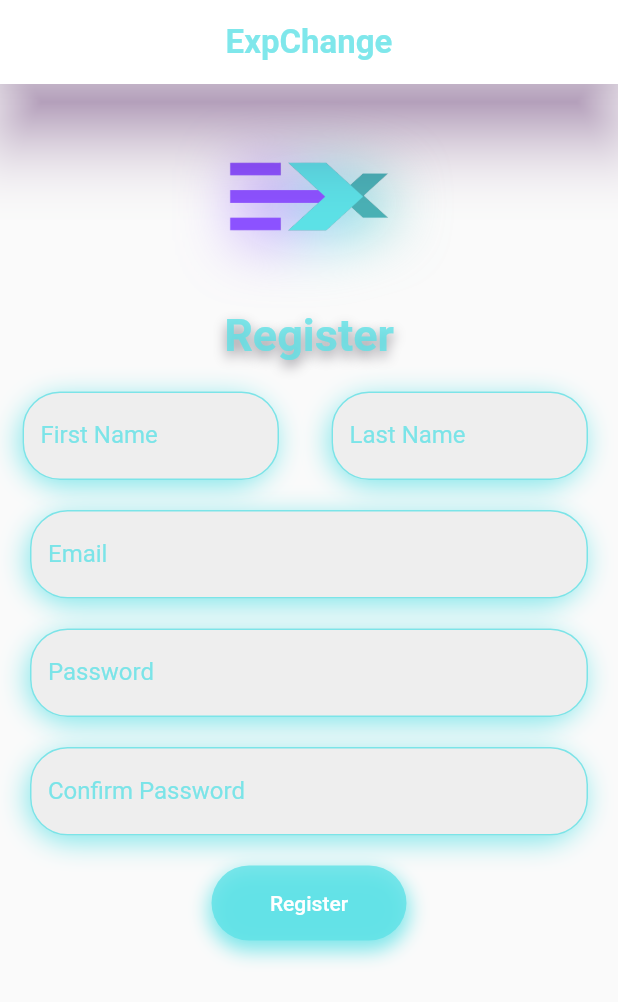
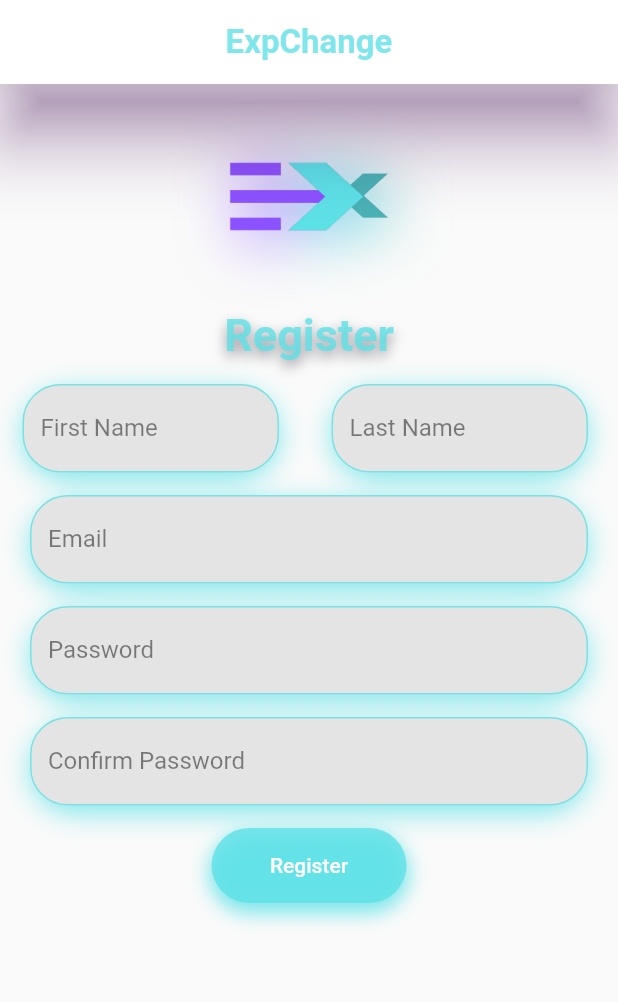
Before and after one commit to MaythamGhaly/exchange-app, a Flutter app: the Register screen opened directly, on a phone screen of 412 x 824 dp. Shown: the top 1002 px of the screen. Run offline on Flutter 3.47's test engine with Material 2 defaults, Android fonts, the phone set to English and light mode, and no system bars; drawn by our look-alikes of drop_shadow_image; our stand-ins replace carousel_slider.

Commit message:
frontend: fix the custom buttom and textfields

```diff
--- a/frontend/lib/screens/components/customButton.dart
+++ b/frontend/lib/screens/components/customButton.dart
@@ -11,7 +11,7 @@ class CustomButton extends StatelessWidget {
   @override
   Widget build(BuildContext context) {
     return Container(
-      margin: const EdgeInsets.only(top: 20.0),
+      margin: const EdgeInsets.only(top: 15.0),
       height: 50,
       width: 130,
       decoration: BoxDecoration(
--- a/frontend/lib/screens/components/customTextForm.dart
+++ b/frontend/lib/screens/components/customTextForm.dart
@@ -10,7 +10,7 @@ class CustomTextForm {
       TextEditingController password,
       bool ispassword) {
     return Container(
-      margin: const EdgeInsets.only(right: 20, left: 20, top: 20.0),
+      margin: const EdgeInsets.only(right: 20, left: 20, top: 15.0),
       decoration: BoxDecoration(
         borderRadius: BorderRadius.circular(100),
         // ignore: prefer_const_literals_to_create_immutables
@@ -18,7 +18,7 @@ class CustomTextForm {
           const BoxShadow(
             color: Color.fromARGB(200, 92, 225, 230),
             blurRadius: 15,
-            offset: Offset(-2, 4),
+            offset: Offset(0, 5),
           ),
         ],
       ),
@@ -32,14 +32,14 @@ class CustomTextForm {
                     width: 1, color: Color.fromARGB(200, 92, 225, 230)),
               ),
               filled: true,
-              fillColor: const Color.fromARGB(255, 238, 238, 238),
+              fillColor: Color.fromARGB(255, 228, 228, 228),
               labelText: labelText,
               hintText: hintText,
               hintStyle: const TextStyle(
-                color: Color.fromARGB(200, 92, 225, 230),
+                color: Color.fromARGB(123, 0, 0, 0),
               ),
               labelStyle: const TextStyle(
-                color: Color.fromARGB(200, 92, 225, 230),
+                color: Color.fromARGB(123, 0, 0, 0),
               ),
               focusedBorder: OutlineInputBorder(
                 borderRadius: BorderRadius.circular(25.0),
--- a/frontend/lib/screens/components/smallTextField.dart
+++ b/frontend/lib/screens/components/smallTextField.dart
@@ -4,7 +4,7 @@ class SmallTextForm {
   static Widget customText(BuildContext context, String labelText,
       String hintText, TextEditingController textEditingController) {
     return Container(
-      margin: const EdgeInsets.only(left: 15, right: 20, top: 20),
+      margin: const EdgeInsets.only(left: 15, right: 20, top: 15),
       decoration: BoxDecoration(
         borderRadius: BorderRadius.circular(100),
         // ignore: prefer_const_literals_to_create_immutables
@@ -12,7 +12,7 @@ class SmallTextForm {
           const BoxShadow(
             color: Color.fromARGB(200, 92, 225, 230),
             blurRadius: 15,
-            offset: Offset(-2, 4),
+            offset: Offset(0, 5),
           ),
         ],
       ),
@@ -25,14 +25,14 @@ class SmallTextForm {
                     width: 1, color: Color.fromARGB(200, 92, 225, 230)),
               ),
               filled: true,
-              fillColor: const Color.fromARGB(255, 238, 238, 238),
+              fillColor: const Color.fromARGB(255, 228, 228, 228),
               labelText: labelText,
               hintText: hintText,
               hintStyle: const TextStyle(
-                color: Color.fromARGB(200, 92, 225, 230),
+                color: Color.fromARGB(123, 0, 0, 0),
               ),
               labelStyle: const TextStyle(
-                color: Color.fromARGB(200, 92, 225, 230),
+                color: Color.fromARGB(123, 0, 0, 0),
               ),
               focusedBorder: OutlineInputBorder(
                 borderRadius: BorderRadius.circular(25.0),
```
